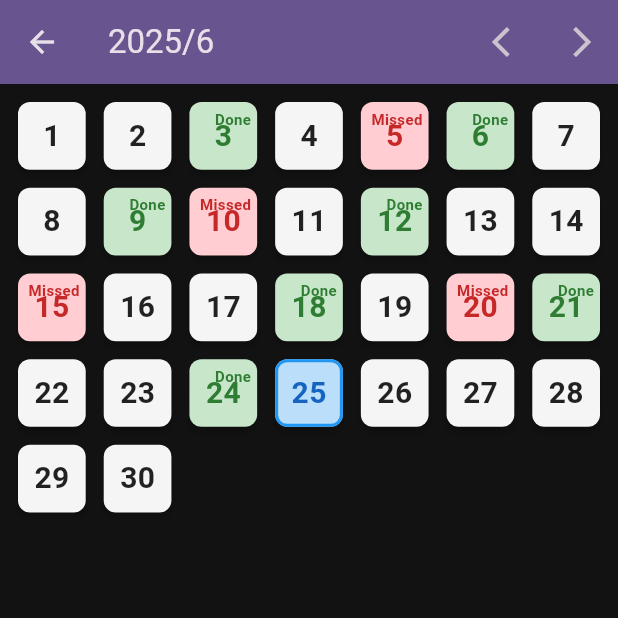
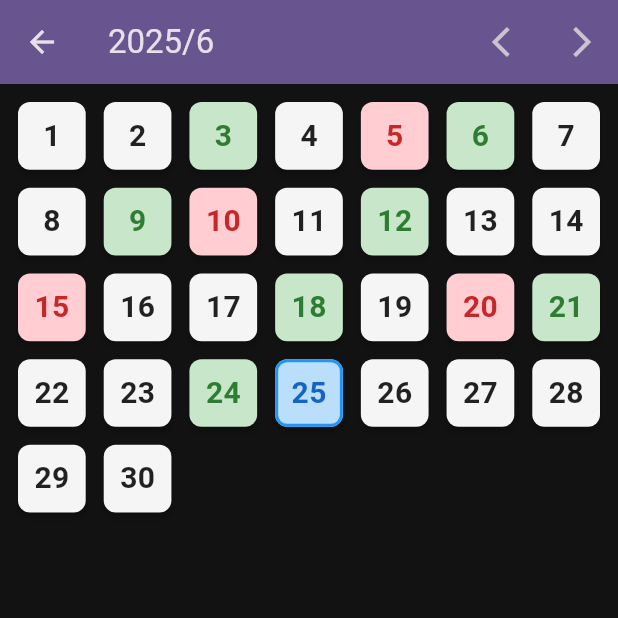
Before and after one commit to JNoctis/Hackathon_Physical_app, a Flutter app: the HistoryPage screen opened by its route, on a phone screen of 412 x 824 dp, the top half of it. Run offline on Flutter 3.47's test engine with Material 3 defaults, Android fonts, the phone set to English and light mode, and no system bars; our stand-ins replace geolocator.

Commit message:
fix. history.dart delete status text

```diff
--- a/physicalapp/lib/pages/history.dart
+++ b/physicalapp/lib/pages/history.dart
@@ -78,12 +78,10 @@ class _HistoryPageState extends State<HistoryPage> {
           // Simulate "Done", "Miss", "Today" concepts from the whiteboard sketch with simple colors
           Color backgroundColor = Colors.grey.shade100; // Default background color
           Color textColor = Colors.black87; // Default text color
-          String statusText = ''; // Status text
 
           if (isToday) {
             backgroundColor = Colors.blue.shade100; // Today's color
             textColor = Colors.blue.shade800;
-            statusText = 'Today';
           } else if (day.isBefore(today)) { // Check if it's a past date
             // For simulating different statuses, simple logic based on day number
             // Assume days divisible by 5 are "Missed"
@@ -91,11 +89,9 @@ class _HistoryPageState extends State<HistoryPage> {
             if (day.day % 5 == 0) {
               backgroundColor = Colors.red.shade100;
               textColor = Colors.red.shade800;
-              statusText = 'Missed';
             } else if (day.day % 3 == 0) {
               backgroundColor = Colors.green.shade100;
               textColor = Colors.green.shade800;
-              statusText = 'Done';
             }
           }
           // Future dates do not display status text
@@ -130,19 +126,6 @@ class _HistoryPageState extends State<HistoryPage> {
                       ),
                     ),
                   ),
-                  if (statusText.isNotEmpty && !isToday) // Display status label for non-today done/missed days
-                    Positioned(
-                      top: 4,
-                      right: 4,
-                      child: Text(
-                        statusText,
-                        style: TextStyle(
-                          fontSize: 10,
-                          color: textColor,
-                          fontWeight: FontWeight.bold,
-                        ),
-                      ),
-                    ),
                 ],
               ),
             ),
```
